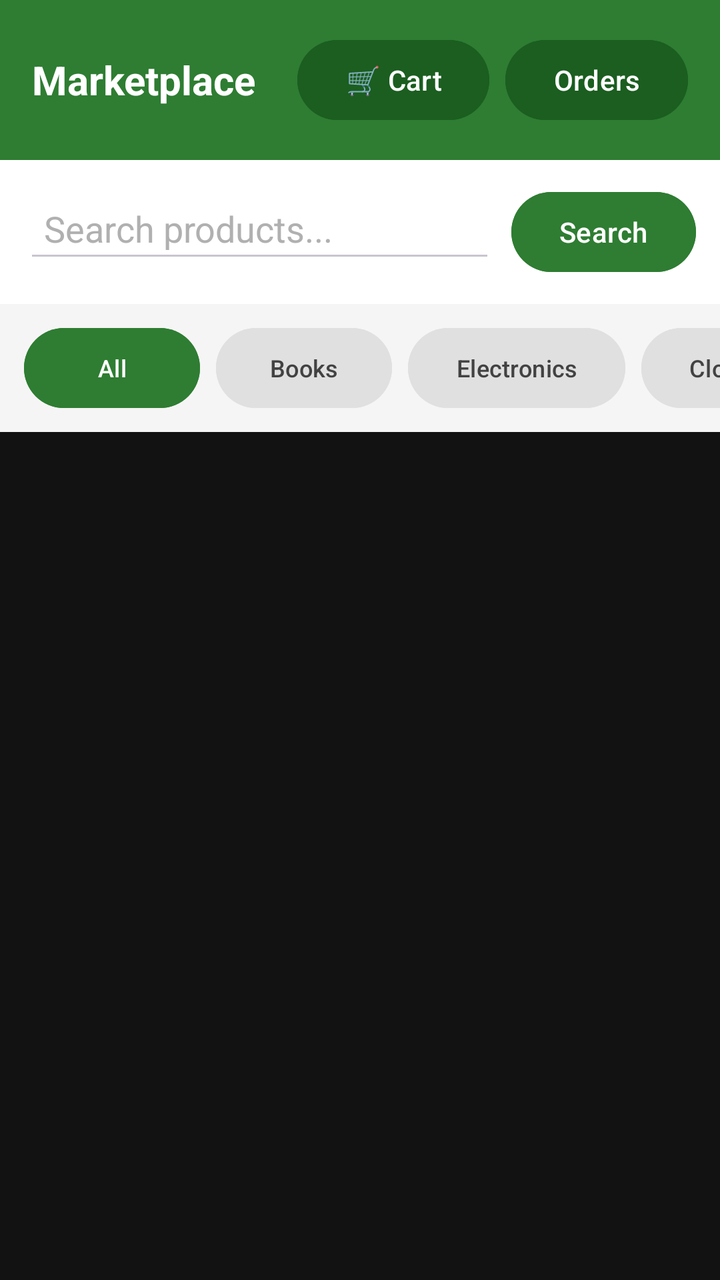
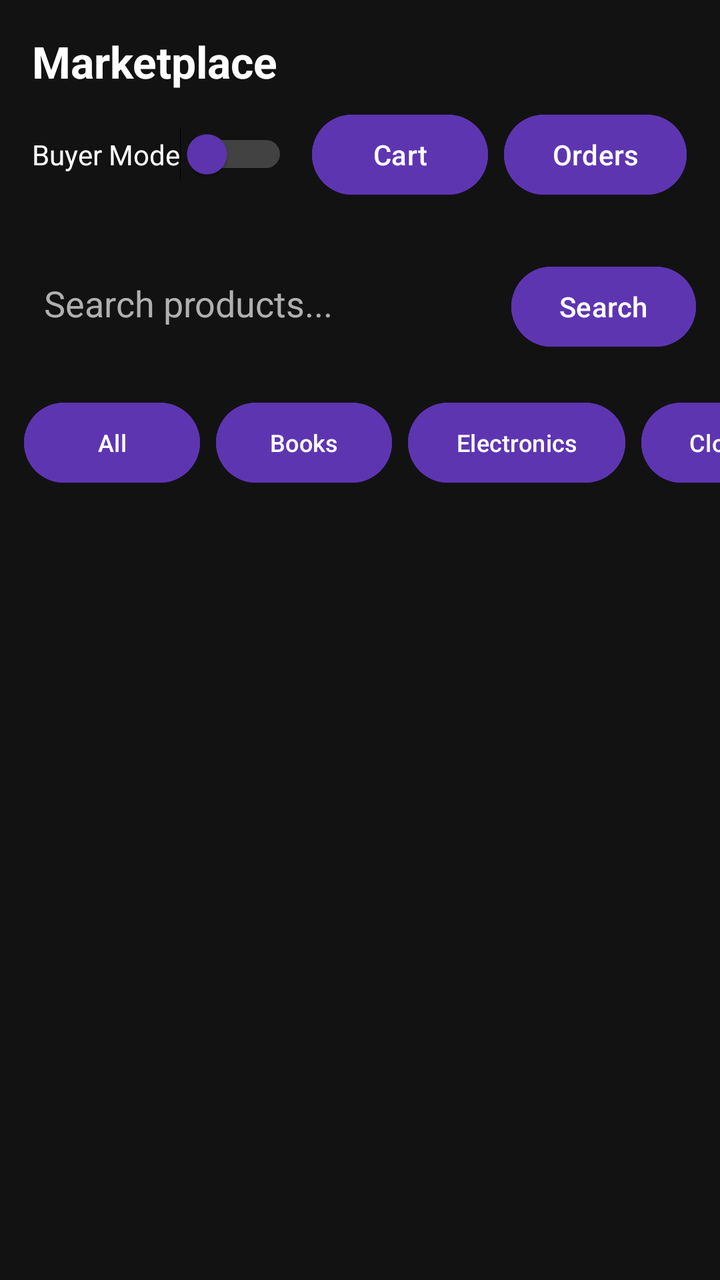

Compare the two renders of this Android layout. The source of the first and the diff that turns it into the second are given below.
<!-- AndroidManifest.xml: application theme Theme.CampusCycle -->
<!-- res/layout/activity_marketplace.xml -->
<?xml version="1.0" encoding="utf-8"?>
<LinearLayout xmlns:android="http://schemas.android.com/apk/res/android"
    android:layout_width="match_parent"
    android:layout_height="match_parent"
    android:orientation="vertical"
    android:background="@color/background">

    <LinearLayout
        android:layout_width="match_parent"
        android:layout_height="wrap_content"
        android:background="#2E7D32"
        android:padding="16dp"
        android:gravity="center_vertical"
        android:orientation="horizontal">

        <TextView
            android:layout_width="0dp"
            android:layout_height="wrap_content"
            android:layout_weight="1"
            android:text="Marketplace"
            android:textColor="@color/textPrimary"
            android:textSize="20sp"
            android:textStyle="bold"/>

        <Button
            android:id="@+id/btnCart"
            android:layout_width="wrap_content"
            android:layout_height="wrap_content"
            android:text="🛒 Cart"
            android:backgroundTint="#1B5E20"
            android:textColor="#FFFFFF"
            android:layout_marginEnd="8dp"/>

        <Button
            android:id="@+id/btnOrderHistory"
            android:layout_width="wrap_content"
            android:layout_height="wrap_content"
            android:text="Orders"
            android:backgroundTint="#1B5E20"
            android:textColor="#FFFFFF"/>
    </LinearLayout>

    <LinearLayout
        android:layout_width="match_parent"
        android:layout_height="wrap_content"
        android:orientation="horizontal"
        android:padding="12dp"
        android:background="#FFFFFF">

        <EditText
            android:id="@+id/etSearch"
            android:layout_width="0dp"
            android:layout_height="wrap_content"
            android:layout_weight="1"
            android:hint="Search products..."
            android:inputType="text"
            android:padding="10dp"
            android:layout_marginEnd="8dp"
            android:textColor="@color/textPrimary"
            android:textColorHint="@color/textSecondary"/>

        <Button
            android:id="@+id/btnSearch"
            android:layout_width="wrap_content"
            android:layout_height="wrap_content"
            android:text="Search"
            android:backgroundTint="#2E7D32"
            android:textColor="#FFFFFF"/>
    </LinearLayout>

    <HorizontalScrollView
        android:layout_width="match_parent"
        android:layout_height="wrap_content"
        android:scrollbars="none"
        android:background="#F5F5F5"
        android:paddingTop="8dp"
        android:paddingBottom="8dp">

        <LinearLayout
            android:id="@+id/llCategories"
            android:layout_width="wrap_content"
            android:layout_height="wrap_content"
            android:orientation="horizontal"
            android:paddingLeft="12dp"
            android:paddingRight="12dp">

            <Button
                android:id="@+id/btnCatAll"
                android:layout_width="wrap_content"
                android:layout_height="wrap_content"
                android:text="All"
                android:backgroundTint="#2E7D32"
                android:textColor="#FFFFFF"
                android:textSize="12sp"
                android:layout_marginEnd="8dp"/>

            <Button
                android:id="@+id/btnCatBooks"
                android:layout_width="wrap_content"
                android:layout_height="wrap_content"
                android:text="Books"
                android:backgroundTint="#E0E0E0"
                android:textColor="#424242"
                android:textSize="12sp"
                android:layout_marginEnd="8dp"/>

            <Button
                android:id="@+id/btnCatElectronics"
                android:layout_width="wrap_content"
                android:layout_height="wrap_content"
                android:text="Electronics"
                android:backgroundTint="#E0E0E0"
                android:textColor="#424242"
                android:textSize="12sp"
                android:layout_marginEnd="8dp"/>

            <Button
                android:id="@+id/btnCatClothing"
                android:layout_width="wrap_content"
                android:layout_height="wrap_content"
                android:text="Clothing"
                android:backgroundTint="#E0E0E0"
                android:textColor="#424242"
                android:textSize="12sp"
                android:layout_marginEnd="8dp"/>

            <Button
                android:id="@+id/btnCatFurniture"
                android:layout_width="wrap_content"
                android:layout_height="wrap_content"
                android:text="Furniture"
                android:backgroundTint="#E0E0E0"
                android:textColor="#424242"
                android:textSize="12sp"
                android:layout_marginEnd="8dp"/>

            <Button
                android:id="@+id/btnCatOther"
                android:layout_width="wrap_content"
                android:layout_height="wrap_content"
                android:text="Other"
                android:backgroundTint="#E0E0E0"
                android:textColor="#424242"
                android:textSize="12sp"/>

        </LinearLayout>
    </HorizontalScrollView>

    <ListView
        android:id="@+id/lvProducts"
        android:layout_width="match_parent"
        android:layout_height="0dp"
        android:layout_weight="1"
        android:divider="#E0E0E0"
        android:dividerHeight="1dp"
        android:padding="8dp"/>

    <TextView
        android:id="@+id/tvEmpty"
        android:layout_width="match_parent"
        android:layout_height="wrap_content"
        android:text="No products found."
        android:gravity="center"
        android:textColor="@color/textPrimary"
        android:textSize="15sp"
        android:padding="40dp"
        android:visibility="gone"/>

</LinearLayout>
<!-- resources referenced by this layout -->
<resources>
  <color name="background">#121212</color>
  <color name="textPrimary">#FFFFFF</color>
  <color name="textSecondary">#B0B0B0</color>
  <style name="Theme.CampusCycle" parent="Theme.Material3.Dark.NoActionBar">
          <item name="colorPrimary">@color/primary</item>
          <item name="colorPrimaryVariant">@color/primaryDark</item>
          <item name="colorSecondary">@color/accent</item>
      </style>
  <color name="primary">#5E35B1</color>
  <color name="primaryDark">#4527A0</color>
  <color name="accent">#42A5F5</color>
</resources>

<!-- the commit's change to res/layout/activity_marketplace.xml (unified diff, before → after) -->
@@ -8,36 +8,57 @@
     <LinearLayout
         android:layout_width="match_parent"
         android:layout_height="wrap_content"
-        android:background="#2E7D32"
-        android:padding="16dp"
-        android:gravity="center_vertical"
-        android:orientation="horizontal">
+        android:orientation="vertical"
+        android:background="@color/background"
+        android:padding="16dp">
 
         <TextView
-            android:layout_width="0dp"
+            android:layout_width="match_parent"
             android:layout_height="wrap_content"
-            android:layout_weight="1"
             android:text="Marketplace"
             android:textColor="@color/textPrimary"
-            android:textSize="20sp"
-            android:textStyle="bold"/>
+            android:textSize="22sp"
+            android:textStyle="bold"
+            android:maxLines="1"
+            android:ellipsize="end"
+            android:layout_marginBottom="8dp"/>
 
-        <Button
-            android:id="@+id/btnCart"
-            android:layout_width="wrap_content"
+        <LinearLayout
+            android:layout_width="match_parent"
             android:layout_height="wrap_content"
-            android:text="🛒 Cart"
-            android:backgroundTint="#1B5E20"
-            android:textColor="#FFFFFF"
-            android:layout_marginEnd="8dp"/>
+            android:orientation="horizontal"
+            android:gravity="center_vertical">
 
-        <Button
-            android:id="@+id/btnOrderHistory"
-            android:layout_width="wrap_content"
-            android:layout_height="wrap_content"
-            android:text="Orders"
-            android:backgroundTint="#1B5E20"
-            android:textColor="#FFFFFF"/>
+            <Switch
+                android:id="@+id/switchRoleMarketplace"
+                android:layout_width="wrap_content"
+                android:layout_height="wrap_content"
+                android:text="Buyer Mode"
+                android:textColor="@color/textPrimary"
+                android:checked="false"
+                android:thumbTint="@color/primary"
+                android:trackTint="@color/textSecondary"
+                android:layout_marginEnd="12dp"/>
+
+            <Button
+                android:id="@+id/btnCart"
+                android:layout_width="wrap_content"
+                android:layout_height="wrap_content"
+                android:text="Cart"
+                android:backgroundTint="@color/primary"
+                android:textColor="@color/white"
+                android:layout_marginEnd="8dp"/>
+
+            <Button
+                android:id="@+id/btnOrderHistory"
+                android:layout_width="wrap_content"
+                android:layout_height="wrap_content"
+                android:text="Orders"
+                android:backgroundTint="@color/primary"
+                android:textColor="@color/white"/>
+
+        </LinearLayout>
+
     </LinearLayout>
 
     <LinearLayout
@@ -45,7 +66,7 @@
         android:layout_height="wrap_content"
         android:orientation="horizontal"
         android:padding="12dp"
-        android:background="#FFFFFF">
+        android:background="@color/background">
 
         <EditText
             android:id="@+id/etSearch"
@@ -57,22 +78,23 @@
             android:padding="10dp"
             android:layout_marginEnd="8dp"
             android:textColor="@color/textPrimary"
-            android:textColorHint="@color/textSecondary"/>
+            android:textColorHint="@color/textSecondary"
+            android:background="@android:color/transparent"/>
 
         <Button
             android:id="@+id/btnSearch"
             android:layout_width="wrap_content"
             android:layout_height="wrap_content"
             android:text="Search"
-            android:backgroundTint="#2E7D32"
-            android:textColor="#FFFFFF"/>
+            android:backgroundTint="@color/primary"
+            android:textColor="@color/white"/>
     </LinearLayout>
 
     <HorizontalScrollView
         android:layout_width="match_parent"
         android:layout_height="wrap_content"
         android:scrollbars="none"
-        android:background="#F5F5F5"
+        android:background="@color/background"
         android:paddingTop="8dp"
         android:paddingBottom="8dp">
 
@@ -89,8 +111,8 @@
                 android:layout_width="wrap_content"
                 android:layout_height="wrap_content"
                 android:text="All"
-                android:backgroundTint="#2E7D32"
-                android:textColor="#FFFFFF"
+                android:backgroundTint="@color/primary"
+                android:textColor="@color/white"
                 android:textSize="12sp"
                 android:layout_marginEnd="8dp"/>
 
@@ -99,8 +121,8 @@
                 android:layout_width="wrap_content"
                 android:layout_height="wrap_content"
                 android:text="Books"
-                android:backgroundTint="#E0E0E0"
-                android:textColor="#424242"
+                android:backgroundTint="@color/primary"
+                android:textColor="@color/white"
                 android:textSize="12sp"
                 android:layout_marginEnd="8dp"/>
 
@@ -109,8 +131,8 @@
                 android:layout_width="wrap_content"
                 android:layout_height="wrap_content"
                 android:text="Electronics"
-                android:backgroundTint="#E0E0E0"
-                android:textColor="#424242"
+                android:backgroundTint="@color/primary"
+                android:textColor="@color/white"
                 android:textSize="12sp"
                 android:layout_marginEnd="8dp"/>
 
@@ -119,8 +141,8 @@
                 android:layout_width="wrap_content"
                 android:layout_height="wrap_content"
                 android:text="Clothing"
-                android:backgroundTint="#E0E0E0"
-                android:textColor="#424242"
+                android:backgroundTint="@color/primary"
+                android:textColor="@color/white"
                 android:textSize="12sp"
                 android:layout_marginEnd="8dp"/>
 
@@ -129,8 +151,8 @@
                 android:layout_width="wrap_content"
                 android:layout_height="wrap_content"
                 android:text="Furniture"
-                android:backgroundTint="#E0E0E0"
-                android:textColor="#424242"
+                android:backgroundTint="@color/primary"
+                android:textColor="@color/white"
                 android:textSize="12sp"
                 android:layout_marginEnd="8dp"/>
 
@@ -139,8 +161,8 @@
                 android:layout_width="wrap_content"
                 android:layout_height="wrap_content"
                 android:text="Other"
-                android:backgroundTint="#E0E0E0"
-                android:textColor="#424242"
+                android:backgroundTint="@color/primary"
+                android:textColor="@color/white"
                 android:textSize="12sp"/>
 
         </LinearLayout>
@@ -151,9 +173,10 @@
         android:layout_width="match_parent"
         android:layout_height="0dp"
         android:layout_weight="1"
-        android:divider="#E0E0E0"
+        android:divider="#333333"
         android:dividerHeight="1dp"
         android:padding="8dp"/>
+
 
     <TextView
         android:id="@+id/tvEmpty"
<!-- resource entries referenced after the edit -->
@@ -3,6 +3,7 @@
   <color name="background">#121212</color>
   <color name="textPrimary">#FFFFFF</color>
   <color name="textSecondary">#B0B0B0</color>
+  <color name="white">#FFFFFFFF</color>
   <style name="Theme.CampusCycle" parent="Theme.Material3.Dark.NoActionBar">
           <item name="colorPrimary">@color/primary</item>
           <item name="colorPrimaryVariant">@color/primaryDark</item>
